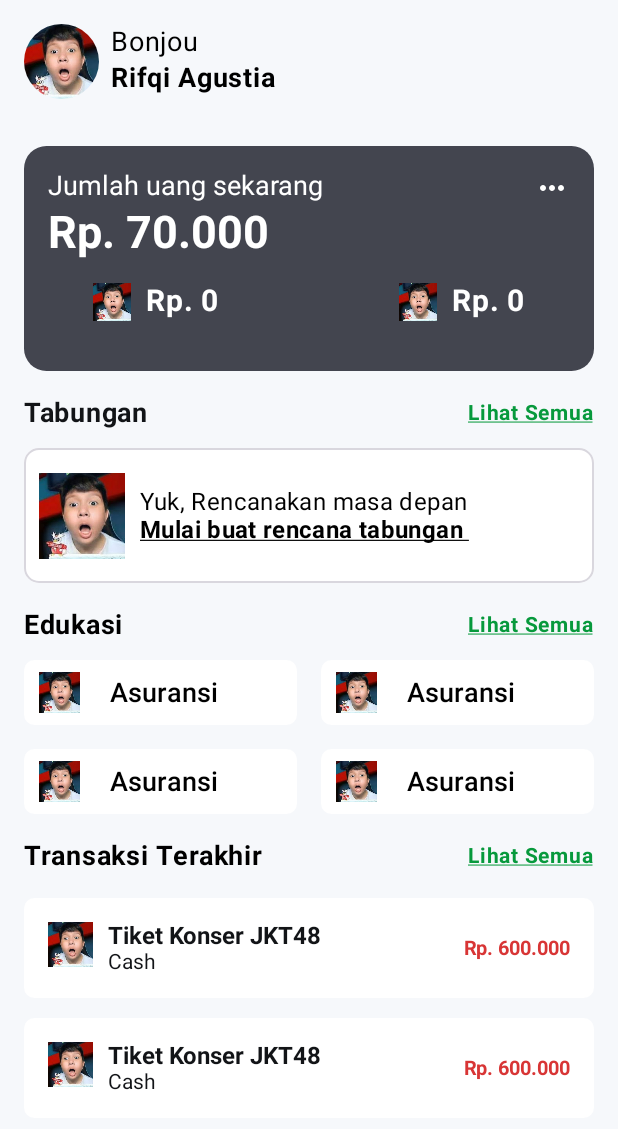
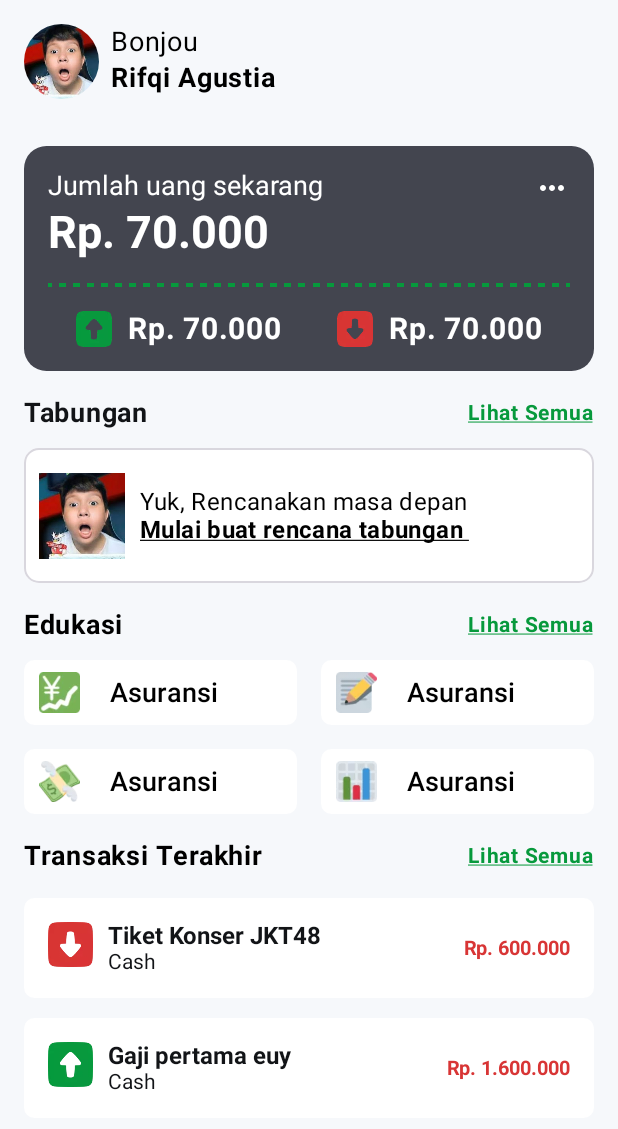
Before and after one commit to rfqagst/FinTrack, an Android app built with Jetpack Compose: the screen it shows after launch (MainActivity), on a phone screen of 412 x 824 dp. Shown: the top 1129 px of the screen. Run offline under Robolectric (Android 15) with nearby library versions, the phone set to English and light mode, and no system bars.

Commit message:
Update Home

```diff
--- a/app/src/main/java/com/example/fintrack/ui/components/Card.kt
+++ b/app/src/main/java/com/example/fintrack/ui/components/Card.kt
@@ -27,6 +27,7 @@ import androidx.compose.ui.Modifier
 import androidx.compose.ui.draw.clip
 import androidx.compose.ui.graphics.Color
 import androidx.compose.ui.graphics.ColorFilter
+import androidx.compose.ui.graphics.painter.Painter
 import androidx.compose.ui.res.painterResource
 import androidx.compose.ui.text.TextStyle
 import androidx.compose.ui.text.font.FontWeight
@@ -88,14 +89,22 @@ fun BalanceCard(
                 )
 
                 Spacer(modifier = Modifier.height(16.dp))
+                Image(painter = painterResource(id = R.drawable.line), contentDescription = null)
+                Spacer(modifier = Modifier.height(16.dp))
+
+
                 Row(
                     modifier = Modifier
-                        .fillMaxWidth(),
-                    horizontalArrangement = Arrangement.SpaceAround,
-                ) {
-                    Row {
+                        .fillMaxWidth()
+                        .fillMaxSize(),
+                    horizontalArrangement = Arrangement.SpaceEvenly,
+
+                    ) {
+                    Row(
+                        modifier = Modifier,
+                    ) {
                         Image(
-                            painter = painterResource(id = R.drawable.profile),
+                            painter = painterResource(id = R.drawable.arrow_up),
                             contentDescription = null,
                             Modifier
                                 .padding(0.dp)
@@ -104,7 +113,7 @@ fun BalanceCard(
                         )
                         Spacer(modifier = Modifier.width(10.dp))
                         Text(
-                            text = "Rp. 0",
+                            text = "Rp. 70.000",
                             color = Color.White,
                             fontSize = 20.sp,
                             fontWeight = FontWeight.Bold
@@ -112,9 +121,11 @@ fun BalanceCard(
                     }
 
                     Spacer(modifier = Modifier.height(5.dp))
-                    Row {
+                    Row(
+                        modifier = Modifier
+                    ) {
                         Image(
-                            painter = painterResource(id = R.drawable.profile),
+                            painter = painterResource(id = R.drawable.arrow_down),
                             contentDescription = null,
                             Modifier
                                 .padding(0.dp)
@@ -123,7 +134,7 @@ fun BalanceCard(
                         )
                         Spacer(modifier = Modifier.width(10.dp))
                         Text(
-                            text = "Rp. 0",
+                            text = "Rp. 70.000",
                             color = Color.White,
                             fontSize = 20.sp,
                             fontWeight = FontWeight.Bold
@@ -137,7 +148,8 @@ fun BalanceCard(
 
 @Composable
 fun HomeCardEdukasi(
-    modifier: Modifier
+    modifier: Modifier,
+    image: Painter
 ) {
     Card(
         colors = CardDefaults.cardColors(
@@ -159,7 +171,7 @@ fun HomeCardEdukasi(
                 .height(43.dp)
         ) {
             Image(
-                painter = painterResource(id = R.drawable.profile),
+                painter = image,
                 contentDescription = null,
                 Modifier
                     .padding(0.dp)
@@ -238,7 +250,7 @@ fun CardTabunganKondisi1(
 
 @Composable
 fun CardTransaksi(
-    modifier: Modifier
+    modifier: Modifier, image: Painter, title: String, pembayaran: String, nominal: String
 ) {
     Card(
         colors = CardDefaults.cardColors(
@@ -257,7 +269,7 @@ fun CardTransaksi(
         ) {
             Row() {
                 Image(
-                    painter = painterResource(id = R.drawable.profile),
+                    painter = image,
                     contentDescription = null,
                     Modifier
                         .padding(0.dp)
@@ -268,7 +280,7 @@ fun CardTransaksi(
                 Spacer(modifier = Modifier.width(10.dp))
                 Column {
                     Text(
-                        text = "Tiket Konser JKT48",
+                        text = title,
                         style = TextStyle(
                             fontSize = 16.sp,
                             fontWeight = FontWeight(700),
@@ -277,7 +289,7 @@ fun CardTransaksi(
                     )
 
                     Text(
-                        text = "Cash",
+                        text = pembayaran,
                         style = TextStyle(
                             fontSize = 14.sp,
                             fontWeight = FontWeight(400),
@@ -289,7 +301,7 @@ fun CardTransaksi(
 
             }
             Text(
-                text = "Rp. 600.000",
+                text = nominal,
                 style = TextStyle(
                     fontSize = 13.sp,
                     fontWeight = FontWeight(700),
@@ -314,7 +326,7 @@ fun CardTabunganKondisi2(modifier: Modifier) {
             containerColor = Color.Transparent,
         ),
 
-    ) {
+        ) {
         Column(modifier = Modifier.padding(16.dp)) {
             Row(modifier = Modifier.fillMaxWidth(), horizontalArrangement = Arrangement.End) {
                 Text(
--- a/app/src/main/java/com/example/fintrack/ui/screen/home/HomeScreen.kt
+++ b/app/src/main/java/com/example/fintrack/ui/screen/home/HomeScreen.kt
@@ -104,29 +104,39 @@ fun HomeScreen(
                 HomeCardEdukasi(
                     modifier = Modifier
                         .fillMaxWidth()
-                        .weight(1f)
+                        .weight(1f),
+                    image = painterResource(id = R.drawable.emoji)
                 )
                 Spacer(modifier = Modifier.width(16.dp))
+
                 HomeCardEdukasi(
                     modifier = Modifier
                         .fillMaxWidth()
-                        .weight(1f)
+                        .weight(1f),
+                    image = painterResource(id = R.drawable.emoji_asuransi)
                 )
+
             }
+
             Spacer(modifier = Modifier.height(16.dp))
+
 
             Row {
                 HomeCardEdukasi(
                     modifier = Modifier
                         .fillMaxWidth()
-                        .weight(1f)
+                        .weight(1f),
+                    image = painterResource(id = R.drawable.emoji_manajemen)
                 )
                 Spacer(modifier = Modifier.width(16.dp))
+
                 HomeCardEdukasi(
                     modifier = Modifier
                         .fillMaxWidth()
-                        .weight(1f)
+                        .weight(1f),
+                    image = painterResource(id = R.drawable.emoji_pajak)
                 )
+
             }
 
         }
@@ -148,9 +158,22 @@ fun HomeScreen(
         }
         Spacer(modifier = Modifier.height(16.dp))
 
-        CardTransaksi(modifier = Modifier.fillMaxWidth())
+        CardTransaksi(
+            modifier = Modifier.fillMaxWidth(),
+            image = painterResource(id = R.drawable.arrow_down),
+            title = "Tiket Konser JKT48",
+            nominal = "Rp. 600.000",
+            pembayaran = "Cash"
+        )
+
         Spacer(modifier = Modifier.height(13.dp))
-        CardTransaksi(modifier = Modifier.fillMaxWidth())
+        CardTransaksi(
+            modifier = Modifier.fillMaxWidth(),
+            image = painterResource(id = R.drawable.arrow_up),
+            title = "Gaji pertama euy",
+            nominal = "Rp. 1.600.000",
+            pembayaran = "Cash"
+        )
 
 
     }
--- a/app/src/main/res/drawable/emoji.xml
+++ /dev/null
@@ -1,7 +0,0 @@
-<svg width="27" height="27" viewBox="0 0 27 27" fill="none" xmlns="http://www.w3.org/2000/svg">
-<g id="Emoji">
-<path id="Vector" d="M27 24C27 25.6567 25.6567 27 24 27H3C1.34325 27 0 25.6567 0 24V3C0 1.34325 1.34325 0 3 0H24C25.6567 0 27 1.34325 27 3V24Z" fill="#77B255"/>
-<path id="Vector_2" d="M7.39032 11.1559H4.31232C3.79632 11.1559 3.39207 10.9107 3.39207 10.4172C3.39207 9.92144 3.79632 9.67469 4.31232 9.67469H6.46932L2.87532 4.12544C2.65182 3.78869 2.53857 3.54344 2.53857 3.22919C2.53857 2.80094 2.96607 2.48669 3.32532 2.48669C3.68532 2.48669 4.04382 2.64419 4.35882 3.11594L8.37882 9.15944L12.4003 3.11594C12.7146 2.64419 13.0731 2.48669 13.4338 2.48669C13.7923 2.48669 14.2183 2.80169 14.2183 3.22919C14.2183 3.54344 14.1073 3.78869 13.8823 4.12544L10.2883 9.67469H12.4446C12.9613 9.67469 13.3663 9.92144 13.3663 10.4172C13.3663 10.9107 12.9621 11.1559 12.4446 11.1559H9.36807V12.7504H12.4446C12.9613 12.7504 13.3663 12.9994 13.3663 13.4929C13.3663 13.9864 12.9621 14.2332 12.4446 14.2332H9.36807V17.6914C9.36807 18.3424 8.96382 18.7489 8.37882 18.7489C7.79532 18.7489 7.39107 18.3424 7.39107 17.6914V14.2332H4.31232C3.79632 14.2332 3.39207 13.9864 3.39207 13.4929C3.39207 12.9994 3.79632 12.7504 4.31232 12.7504H7.39107V11.1559H7.39032Z" fill="white"/>
-<path id="Vector_3" d="M2.97085 25.5002C2.46085 25.5002 1.96435 25.2407 1.6831 24.7719C1.2571 24.0617 1.48735 23.1399 2.1976 22.7139L5.9476 20.4639C6.32335 20.2389 6.7786 20.1894 7.19335 20.3267L10.7011 21.4967L13.0478 18.5634C13.4603 18.0474 14.1601 17.8637 14.7766 18.1074L17.0491 19.0172L18.7958 13.7762C18.8701 13.5549 18.9938 13.3547 19.1581 13.1897L22.9081 9.43968C23.4938 8.85393 24.4433 8.85393 25.0291 9.43968C25.6148 10.0254 25.6148 10.9749 25.0291 11.5607L21.5296 15.0602L19.3913 21.4749C19.2608 21.8664 18.9736 22.1874 18.5993 22.3614C18.2251 22.5339 17.7953 22.5459 17.4106 22.3937L14.6941 21.3069L12.3893 24.1877C11.9971 24.6782 11.3401 24.8717 10.7438 24.6737L6.89935 23.3912L3.7411 25.2857C3.4996 25.4312 3.23335 25.5002 2.97085 25.5002Z" fill="white"/>
-</g>
-</svg>
```
Also changed, not shown: app/src/main/res/drawable/arrow_down.webp (added), app/src/main/res/drawable/arrow_up.webp (added), app/src/main/res/drawable/emoji.webp (added), app/src/main/res/drawable/emoji_asuransi.webp (added), app/src/main/res/drawable/emoji_manajemen.webp (added), app/src/main/res/drawable/emoji_pajak.webp (added), app/src/main/res/drawable/line.png (added).
